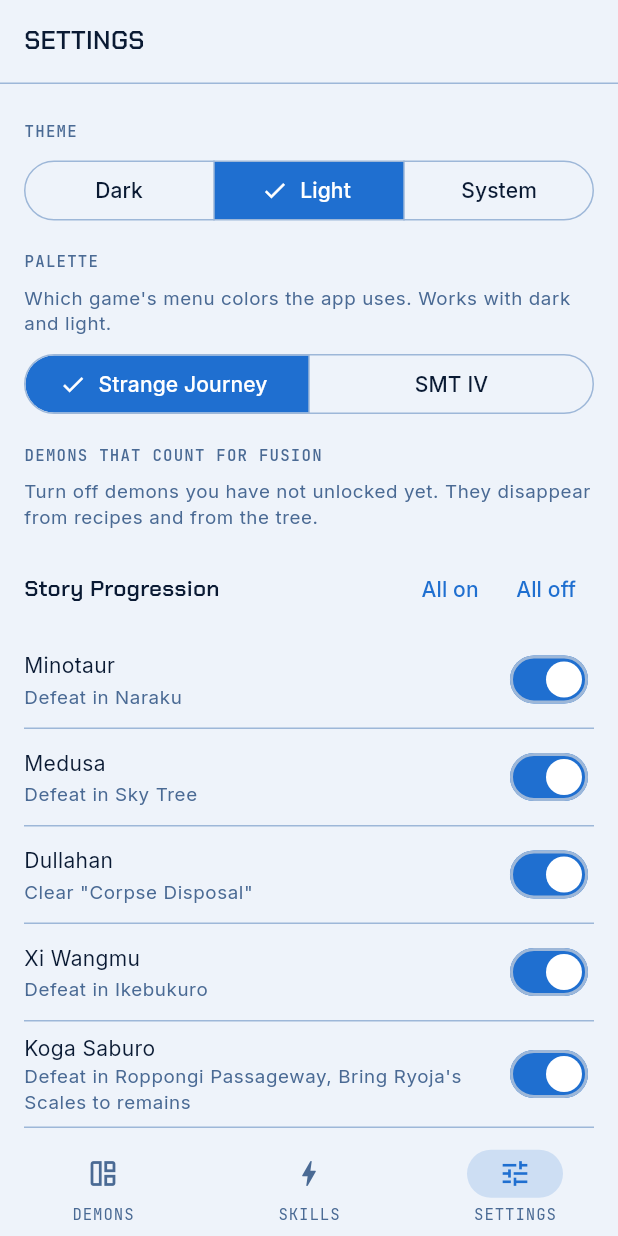
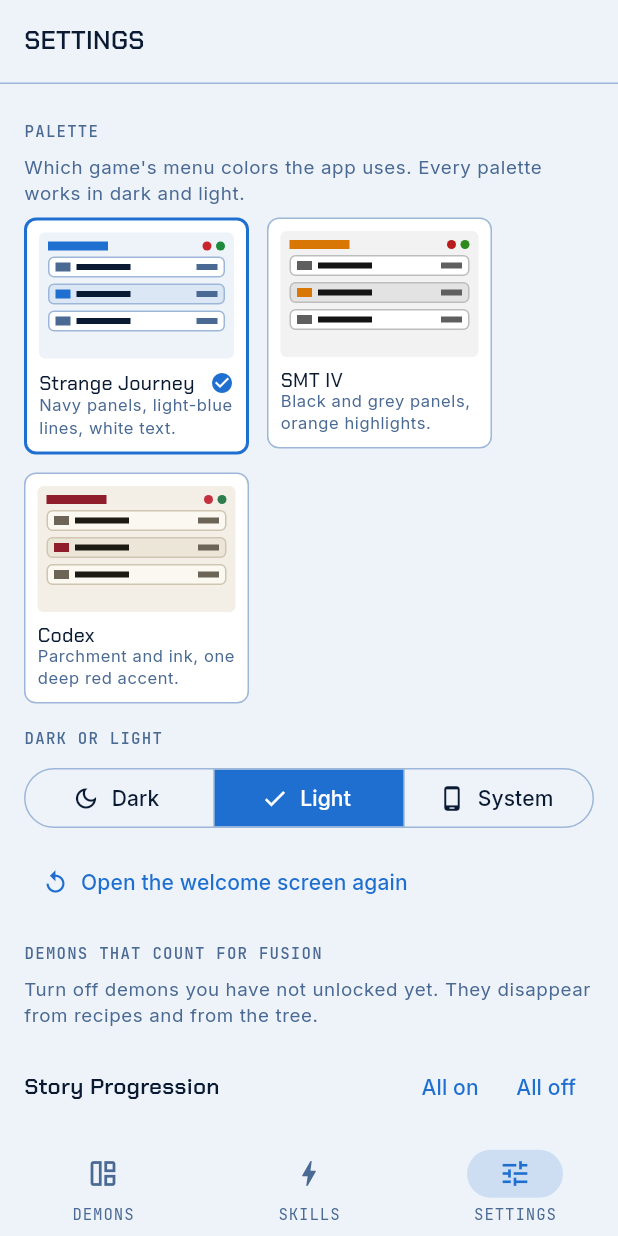
Before and after one commit to ctorres345/Demonica, a Flutter app: the SettingsScreen screen opened by its route, after a tap on "Light", on a phone screen of 412 x 824 dp. Run offline on Flutter 3.47's test engine with Material 3 defaults, Android fonts, the phone set to English and light mode, and no system bars; our stand-ins replace flutter_riverpod, go_router, shared_preferences; accounts and stored records are empty.

Commit message:
Add the Codex palette and a first-start welcome screen
Three palettes (Strange Journey, SMT IV, Codex), each with dark and light
variants. A new /welcome route shows palette preview cards and the theme mode
before the first use; the router redirects there until the user presses Start,
and Settings can reopen it. Settings uses the same cards.

Co-Authored-By: Claude Fable 5.1 <noreply@anthropic.com>
Claude-Session: https://claude.ai/code/session_01GFC3SgVgHhkUBwxSKk6bPo

```diff
--- a/lib/app/app.dart
+++ b/lib/app/app.dart
@@ -6,14 +6,31 @@ import '../design_system/theme.dart';
 import '../design_system/tokens.dart';
 import '../features/compendium/compendium_screen.dart';
 import '../features/compendium/demon_detail_screen.dart';
+import '../features/onboarding/welcome_screen.dart';
 import '../features/recipes/recipe_tree_screen.dart';
 import '../features/settings/settings_screen.dart';
 import '../features/skills/skills_screen.dart';
 import 'providers.dart';
 
-final _router = GoRouter(
+/// The router watches settings so the first start lands on the welcome screen.
+final routerProvider = Provider<GoRouter>((ref) {
+  final settings = ValueNotifier(ref.read(settingsProvider));
+  ref.listen(settingsProvider, (_, next) => settings.value = next);
+  ref.onDispose(settings.dispose);
+  return GoRouter(
     initialLocation: '/smt4/demons',
-  routes: [
+    refreshListenable: settings,
+    redirect: (context, state) {
+      final s = settings.value;
+      if (!s.loaded || s.onboarded) return null;
+      return state.uri.path == '/welcome' ? null : '/welcome';
+    },
+    routes: _routes,
+  );
+});
+
+final _routes = <RouteBase>[
+  GoRoute(path: '/welcome', builder: (context, state) => const WelcomeScreen()),
   ShellRoute(
     builder: (context, state, child) => AppShell(location: state.uri.path, child: child),
     routes: [
@@ -34,8 +51,7 @@ final _router = GoRouter(
       GoRoute(path: '/settings', builder: (context, state) => const SettingsScreen()),
     ],
   ),
-  ],
-);
+];
 
 class DemonicaApp extends ConsumerWidget {
   const DemonicaApp({super.key});
@@ -44,13 +60,14 @@ class DemonicaApp extends ConsumerWidget {
   Widget build(BuildContext context, WidgetRef ref) {
     final mode = ref.watch(settingsProvider.select((s) => s.themeMode));
     final palette = ref.watch(settingsProvider.select((s) => s.palette));
+    final router = ref.watch(routerProvider);
     return MaterialApp.router(
       title: 'Demonica',
       debugShowCheckedModeBanner: false,
       theme: demonicaTheme(Brightness.light, palette: palette),
       darkTheme: demonicaTheme(Brightness.dark, palette: palette),
       themeMode: mode,
-      routerConfig: _router,
+      routerConfig: router,
     );
   }
 }
--- a/lib/app/providers.dart
+++ b/lib/app/providers.dart
@@ -41,11 +41,15 @@ class AppSettings {
     this.themeMode = ThemeMode.dark,
     this.palette = Palette.strangeJourney,
     this.disabledDemons = const {},
+    this.onboarded = false,
     this.loaded = false,
   });
 
   final ThemeMode themeMode;
   final Palette palette;
+
+  /// True once the user has been through the welcome screen.
+  final bool onboarded;
   final Set<String> disabledDemons;
   final bool loaded;
 
@@ -55,10 +59,12 @@ class AppSettings {
     ThemeMode? themeMode,
     Palette? palette,
     Set<String>? disabledDemons,
+    bool? onboarded,
     bool? loaded,
   }) => AppSettings(
     themeMode: themeMode ?? this.themeMode,
     palette: palette ?? this.palette,
+    onboarded: onboarded ?? this.onboarded,
     disabledDemons: disabledDemons ?? this.disabledDemons,
     loaded: loaded ?? this.loaded,
   );
@@ -85,6 +91,8 @@ class SettingsNotifier extends Notifier<AppSettings> {
     state = AppSettings(
       themeMode: ThemeMode.values.byName(j['themeMode'] as String? ?? 'dark'),
       palette: Palette.values.byName(j['palette'] as String? ?? Palette.strangeJourney.name),
+      onboarded:
+          j['onboarded'] as bool? ?? true, // settings saved before the welcome screen existed
       disabledDemons: ((j['disabledDemons'] as List?) ?? const []).cast<String>().toSet(),
       loaded: true,
     );
@@ -97,6 +105,7 @@ class SettingsNotifier extends Notifier<AppSettings> {
       jsonEncode({
         'themeMode': state.themeMode.name,
         'palette': state.palette.name,
+        'onboarded': state.onboarded,
         'disabledDemons': state.disabledDemons.toList(),
       }),
     );
@@ -107,8 +116,13 @@ class SettingsNotifier extends Notifier<AppSettings> {
     _save();
   }
 
-  void setPalette(Palette palette) {
-    state = state.copyWith(palette: palette);
+  void setPalette(Palette palette, {ThemeMode? mode}) {
+    state = state.copyWith(palette: palette, themeMode: mode);
+    _save();
+  }
+
+  void setOnboarded(bool v) {
+    state = state.copyWith(onboarded: v);
     _save();
   }
 
--- /dev/null
+++ b/lib/design_system/palette_card.dart
@@ -0,0 +1,191 @@
+import 'package:flutter/material.dart';
+
+import 'tokens.dart';
+
+/// A tappable preview of one [Palette] in the given brightness: a tiny
+/// screen with a header bar, two list rows and the accent, danger and ok
+/// colors, with the palette name below. Used by the welcome screen and by
+/// Settings so both show the same thing.
+class PaletteCard extends StatelessWidget {
+  const PaletteCard({
+    super.key,
+    required this.palette,
+    required this.brightness,
+    required this.selected,
+    required this.onTap,
+  });
+
+  final Palette palette;
+  final Brightness brightness;
+  final bool selected;
+  final VoidCallback onTap;
+
+  @override
+  Widget build(BuildContext context) {
+    final c = DemonicaColors.of(palette, brightness);
+    final current = context.dc;
+    return Semantics(
+      button: true,
+      selected: selected,
+      label: '${palette.label} palette',
+      child: InkWell(
+        onTap: onTap,
+        borderRadius: Radii.borderMedium,
+        child: AnimatedContainer(
+          duration: const Duration(milliseconds: 150),
+          width: 150,
+          padding: const EdgeInsets.all(Space.x2),
+          decoration: BoxDecoration(
+            color: current.surface,
+            borderRadius: Radii.borderMedium,
+            border: Border.all(
+              color: selected ? current.accent : current.outline,
+              width: selected ? 2 : 1,
+            ),
+          ),
+          child: Column(
+            crossAxisAlignment: CrossAxisAlignment.start,
+            mainAxisSize: MainAxisSize.min,
+            children: [
+              _Preview(c),
+              const SizedBox(height: Space.x2),
+              Row(
+                children: [
+                  Expanded(child: Text(palette.label, style: context.tt.titleSmall)),
+                  if (selected) Icon(Icons.check_circle, size: 16, color: current.accent),
+                ],
+              ),
+              Text(palette.blurb, style: context.tt.bodySmall?.copyWith(fontSize: 11)),
+            ],
+          ),
+        ),
+      ),
+    );
+  }
+}
+
+class _Preview extends StatelessWidget {
+  const _Preview(this.c);
+  final DemonicaColors c;
+
+  @override
+  Widget build(BuildContext context) {
+    Widget row(bool hi) => Container(
+      height: 14,
+      margin: const EdgeInsets.only(top: 4),
+      padding: const EdgeInsets.symmetric(horizontal: 4),
+      decoration: BoxDecoration(
+        color: hi ? c.surfaceHigh : c.surface,
+        borderRadius: Radii.borderSmall,
+        border: Border.all(color: c.outline),
+      ),
+      child: Row(
+        children: [
+          Container(width: 10, height: 6, color: hi ? c.accent : c.textMuted),
+          const SizedBox(width: 4),
+          Container(width: 36, height: 4, color: c.text),
+          const Spacer(),
+          Container(width: 14, height: 4, color: c.textMuted),
+        ],
+      ),
+    );
+    return Container(
+      height: 84,
+      padding: const EdgeInsets.all(6),
+      decoration: BoxDecoration(color: c.bg, borderRadius: Radii.borderSmall),
+      child: Column(
+        crossAxisAlignment: CrossAxisAlignment.start,
+        children: [
+          Row(
+            children: [
+              Container(width: 40, height: 6, color: c.accent),
+              const Spacer(),
+              _dot(c.danger),
+              const SizedBox(width: 3),
+              _dot(c.ok),
+            ],
+          ),
+          row(false),
+          row(true),
+          row(false),
+        ],
+      ),
+    );
+  }
+
+  Widget _dot(Color color) => Container(
+    width: 6,
+    height: 6,
+    decoration: BoxDecoration(color: color, shape: BoxShape.circle),
+  );
+}
+
+/// The three palette cards in a wrap, bound to the current selection.
+class PalettePicker extends StatelessWidget {
+  const PalettePicker({
+    super.key,
+    required this.selected,
+    required this.brightness,
+    required this.onChanged,
+  });
+
+  final Palette selected;
+  final Brightness brightness;
+  final ValueChanged<Palette> onChanged;
+
+  @override
+  Widget build(BuildContext context) {
+    return Wrap(
+      spacing: Space.x3,
+      runSpacing: Space.x3,
+      children: [
+        for (final p in Palette.values)
+          PaletteCard(
+            palette: p,
+            brightness: brightness,
+            selected: p == selected,
+            onTap: () => onChanged(p),
+          ),
+      ],
+    );
+  }
+}
+
+/// Dark / Light / System, shared by the welcome screen and Settings.
+class ThemeModePicker extends StatelessWidget {
+  const ThemeModePicker({super.key, required this.selected, required this.onChanged});
+  final ThemeMode selected;
+  final ValueChanged<ThemeMode> onChanged;
+
+  @override
+  Widget build(BuildContext context) {
+    return SegmentedButton<ThemeMode>(
+      segments: const [
+        ButtonSegment(
+          value: ThemeMode.dark,
+          label: Text('Dark'),
+          icon: Icon(Icons.dark_mode_outlined),
+        ),
+        ButtonSegment(
+          value: ThemeMode.light,
+          label: Text('Light'),
+          icon: Icon(Icons.light_mode_outlined),
+        ),
+        ButtonSegment(
+          value: ThemeMode.system,
+          label: Text('System'),
+          icon: Icon(Icons.phone_android_outlined),
+        ),
+      ],
+      selected: {selected},
+      onSelectionChanged: (s) => onChanged(s.first),
+    );
+  }
+}
+
+/// Resolves [mode] to the brightness the app is actually showing.
+Brightness brightnessFor(BuildContext context, ThemeMode mode) => switch (mode) {
+  ThemeMode.dark => Brightness.dark,
+  ThemeMode.light => Brightness.light,
+  ThemeMode.system => MediaQuery.platformBrightnessOf(context),
+};
--- a/lib/design_system/tokens.dart
+++ b/lib/design_system/tokens.dart
@@ -40,10 +40,24 @@ enum Palette {
 
   /// SMT IV: black and grey panels, orange headers, yellow stat labels,
   /// green bars, a red line under the selected item.
-  smt4('SMT IV');
+  smt4('SMT IV'),
+
+  /// Codex: parchment and ink with one deep red accent, like a printed
+  /// compendium. Light by default; its dark twin is ink on dark leather.
+  codex('Codex');
 
   const Palette(this.label);
   final String label;
+
+  /// The theme mode a palette looks best in; used when the user picks a
+  /// palette on the welcome screen without choosing dark or light.
+  ThemeMode get preferredMode => this == Palette.codex ? ThemeMode.light : ThemeMode.dark;
+
+  String get blurb => switch (this) {
+    Palette.strangeJourney => 'Navy panels, light-blue lines, white text.',
+    Palette.smt4 => 'Black and grey panels, orange highlights.',
+    Palette.codex => 'Parchment and ink, one deep red accent.',
+  };
 }
 
 @immutable
@@ -116,11 +130,44 @@ class DemonicaColors extends ThemeExtension<DemonicaColors> {
     chaos: Color(0xFFC8451F),
   );
 
+  static const codexLight = DemonicaColors(
+    bg: Color(0xFFF3EFE6),
+    surface: Color(0xFFFBF8F1),
+    surfaceHigh: Color(0xFFECE6D8),
+    outline: Color(0xFFCFC6B2),
+    text: Color(0xFF1D1A14),
+    textMuted: Color(0xFF6B6457),
+    accent: Color(0xFF8F1D2C),
+    onAccent: Color(0xFFFFFFFF),
+    danger: Color(0xFFC62F3F),
+    ok: Color(0xFF2F7D4F),
+    law: Color(0xFF2F5FD0),
+    neutral: Color(0xFF6B6457),
+    chaos: Color(0xFFC8451F),
+  );
+
+  static const codexDark = DemonicaColors(
+    bg: Color(0xFF17130E),
+    surface: Color(0xFF221C15),
+    surfaceHigh: Color(0xFF32291F),
+    outline: Color(0xFF4D4232),
+    text: Color(0xFFF3EDE0),
+    textMuted: Color(0xFFB3A891),
+    accent: Color(0xFFE05A6B),
+    onAccent: Color(0xFF2A0A10),
+    danger: Color(0xFFFF6B6B),
+    ok: Color(0xFF8FD07A),
+    law: Color(0xFF7FA0F0),
+    neutral: Color(0xFFB3A891),
+    chaos: Color(0xFFFF8A5B),
+  );
+
   static DemonicaColors of(Palette palette, Brightness brightness) {
     final dark = brightness == Brightness.dark;
     return switch (palette) {
       Palette.strangeJourney => dark ? DemonicaColors.dark : DemonicaColors.light,
       Palette.smt4 => dark ? smt4Dark : smt4Light,
+      Palette.codex => dark ? codexDark : codexLight,
     };
   }
 
--- /dev/null
+++ b/lib/features/onboarding/welcome_screen.dart
@@ -0,0 +1,71 @@
+import 'package:flutter/material.dart';
+import 'package:flutter_riverpod/flutter_riverpod.dart';
+import 'package:go_router/go_router.dart';
+
+import '../../app/providers.dart';
+import '../../design_system/components.dart';
+import '../../design_system/palette_card.dart';
+import '../../design_system/tokens.dart';
+
+/// First-start screen: pick a palette and dark or light, then enter the app.
+/// The whole app repaints live as the user taps, so the choice is never a
+/// guess. Settings can reopen it at any time.
+class WelcomeScreen extends ConsumerWidget {
+  const WelcomeScreen({super.key});
+
+  @override
+  Widget build(BuildContext context, WidgetRef ref) {
+    final settings = ref.watch(settingsProvider);
+    final notifier = ref.read(settingsProvider.notifier);
+    final dc = context.dc;
+    final brightness = brightnessFor(context, settings.themeMode);
+
+    return Scaffold(
+      body: SafeArea(
+        child: Center(
+          child: ConstrainedBox(
+            constraints: const BoxConstraints(maxWidth: 560),
+            child: ListView(
+              padding: const EdgeInsets.fromLTRB(Space.x4, Space.x8, Space.x4, Space.x8),
+              children: [
+                Text('DEMONICA', style: context.tt.labelSmall?.copyWith(color: dc.accent)),
+                const SizedBox(height: Space.x2),
+                Text('Pick your look', style: context.tt.displaySmall),
+                const SizedBox(height: Space.x2),
+                Text(
+                  'Each palette copies the menus of one game. Tap one to try it; '
+                  'the screen changes right away. You can change it later in Settings.',
+                  style: context.tt.bodyMedium?.copyWith(color: dc.textMuted),
+                ),
+                const SectionHeader('Palette'),
+                PalettePicker(
+                  selected: settings.palette,
+                  brightness: brightness,
+                  onChanged: (p) => notifier.setPalette(p, mode: p.preferredMode),
+                ),
+                const SectionHeader('Dark or light'),
+                ThemeModePicker(selected: settings.themeMode, onChanged: notifier.setThemeMode),
+                const SizedBox(height: Space.x8),
+                FilledButton.icon(
+                  key: const Key('welcome-start'),
+                  onPressed: () {
+                    notifier.setOnboarded(true);
+                    context.go('/smt4/demons');
+                  },
+                  icon: const Icon(Icons.arrow_forward),
+                  label: const Text('START'),
+                ),
+                const SizedBox(height: Space.x4),
+                Text(
+                  'Unofficial fan tool for Shin Megami Tensei IV. Not affiliated with Atlus or Sega.',
+                  style: context.tt.bodySmall,
+                  textAlign: TextAlign.center,
+                ),
+              ],
+            ),
+          ),
+        ),
+      ),
+    );
+  }
+}
--- a/lib/features/settings/settings_screen.dart
+++ b/lib/features/settings/settings_screen.dart
@@ -1,8 +1,10 @@
 import 'package:flutter/material.dart';
 import 'package:flutter_riverpod/flutter_riverpod.dart';
+import 'package:go_router/go_router.dart';
 
 import '../../app/providers.dart';
 import '../../design_system/components.dart';
+import '../../design_system/palette_card.dart';
 import '../../design_system/tokens.dart';
 
 class SettingsScreen extends ConsumerWidget {
@@ -20,28 +22,27 @@ class SettingsScreen extends ConsumerWidget {
       body: ListView(
         padding: const EdgeInsets.fromLTRB(Space.x4, Space.x2, Space.x4, Space.x8),
         children: [
-          const SectionHeader('Theme'),
-          SegmentedButton<ThemeMode>(
-            segments: const [
-              ButtonSegment(value: ThemeMode.dark, label: Text('Dark')),
-              ButtonSegment(value: ThemeMode.light, label: Text('Light')),
-              ButtonSegment(value: ThemeMode.system, label: Text('System')),
-            ],
-            selected: {settings.themeMode},
-            onSelectionChanged: (s) => notifier.setThemeMode(s.first),
-          ),
           const SectionHeader('Palette'),
           Text(
-            'Which game\'s menu colors the app uses. Works with dark and light.',
+            'Which game\'s menu colors the app uses. Every palette works in dark and light.',
             style: context.tt.bodySmall,
           ),
           const SizedBox(height: Space.x2),
-          SegmentedButton<Palette>(
-            segments: [
-              for (final p in Palette.values) ButtonSegment(value: p, label: Text(p.label)),
-            ],
-            selected: {settings.palette},
-            onSelectionChanged: (s) => notifier.setPalette(s.first),
+          PalettePicker(
+            selected: settings.palette,
+            brightness: brightnessFor(context, settings.themeMode),
+            onChanged: notifier.setPalette,
+          ),
+          const SectionHeader('Dark or light'),
+          ThemeModePicker(selected: settings.themeMode, onChanged: notifier.setThemeMode),
+          const SizedBox(height: Space.x2),
+          Align(
+            alignment: Alignment.centerLeft,
+            child: TextButton.icon(
+              onPressed: () => context.go('/welcome'),
+              icon: const Icon(Icons.replay, size: 18),
+              label: const Text('Open the welcome screen again'),
+            ),
           ),
           const SectionHeader('Demons that count for fusion'),
           Text(
```
Also changed, not shown: 4 other files. Lines whose indentation alone changed are shown as unchanged.
